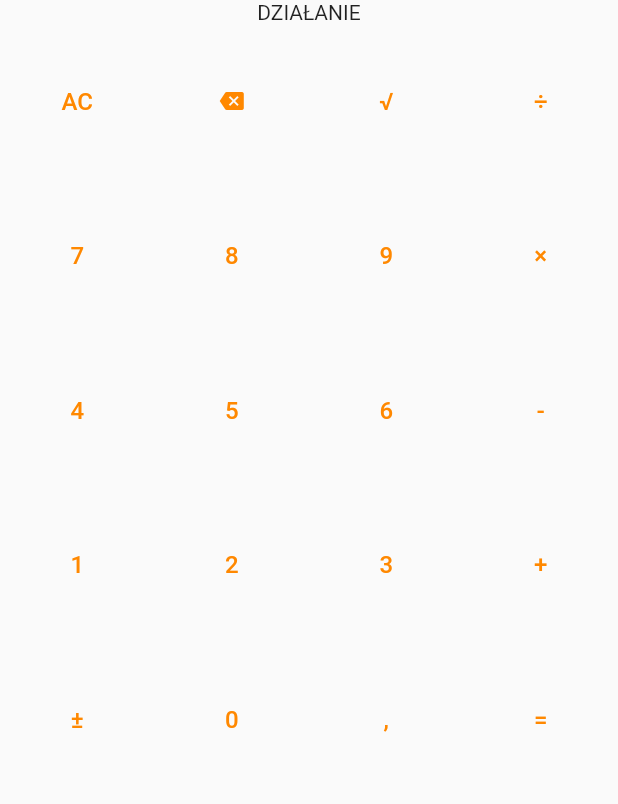
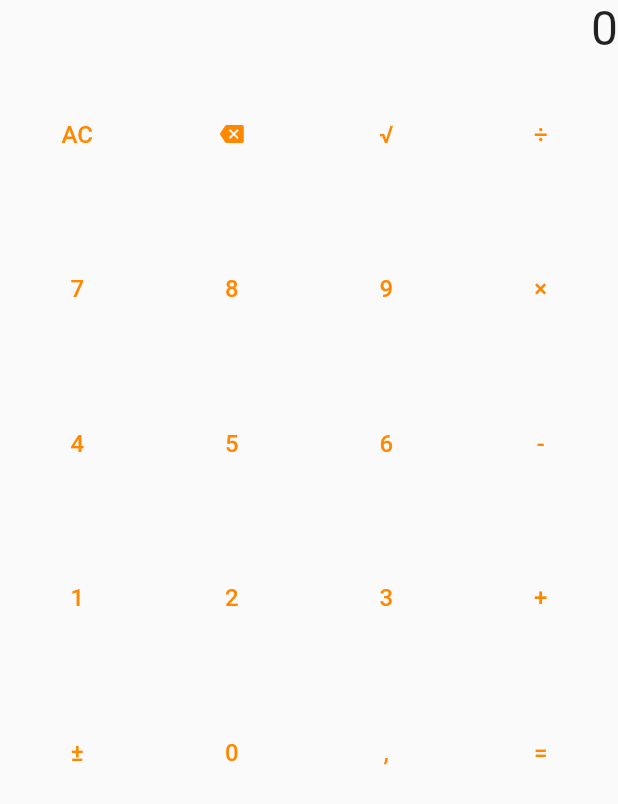
Before and after one commit to xAdiro/Flutter-calculator, a Flutter app: the screen it shows after launch, on a phone screen of 412 x 824 dp. Shown: the top 804 px of the screen. Run offline on Flutter 3.47's test engine with Material 2 defaults, Android fonts, the phone set to English and light mode, and no system bars.

Commit message:
not sure if changed anything...

```diff
--- a/lib/button_panel/content.dart
+++ b/lib/button_panel/content.dart
@@ -1,10 +1,12 @@
 import 'package:flutter/material.dart';
 import 'package:flutter/widgets.dart';
 import 'package:calculator/button_panel/animations.dart';
+import 'package:calculator/operations_screen/layout.dart';
 
 //Style
 const double _buttonFontSize = 16;
 const Color _buttonColor = Color(0xFFFF8800);
+OperationScreen os = OperationScreen();
 
 List<Widget> buttonList = [
   CalcButton(label: "AC"),
@@ -13,7 +15,7 @@ List<Widget> buttonList = [
           fontFamily: 'MaterialIcons', matchTextDirection: true)),
   CalcButton(label: "√"),
   CalcButton(label: "÷"),
-  for (var i = 7; i <= 9; i++) CalcButton(label: i.toString()),
+  for (var i = 7; i <= 9; i++) CalcButton(label: i.toString(), f: () => {}),
   CalcButton(label: "×"),
   for (var i = 4; i <= 6; i++) CalcButton(label: i.toString()),
   CalcButton(label: "-"),
@@ -28,7 +30,8 @@ List<Widget> buttonList = [
 class CalcButton extends StatelessWidget {
   late final Widget _child;
 
-  CalcButton({Key? key, String? label, IconData? iconData}) : super(key: key) {
+  CalcButton({Key? key, String? label, IconData? iconData, Function()? f})
+      : super(key: key) {
     if (label != null) {
       _child = Text(label,
           style:
--- a/lib/logic/operations.dart
+++ b/lib/logic/operations.dart
@@ -1,4 +1,6 @@
 import 'dart:math';
+
+import 'package:flutter/cupertino.dart';
 
 class ResultElement {
   Function(double) operation;
--- a/lib/operations_screen/layout.dart
+++ b/lib/operations_screen/layout.dart
@@ -1,4 +1,6 @@
 import 'package:flutter/cupertino.dart';
+import 'package:calculator/button_panel/layout.dart';
+import 'package:calculator/logic/operations.dart';
 
 class OperationScreen extends StatefulWidget {
   @override
@@ -6,10 +8,14 @@ class OperationScreen extends StatefulWidget {
 }
 
 class _OperationScreenState extends State<OperationScreen> {
+  String output = "0";
+  List<ResultElement?> operationsQueue = List<ResultElement?>.filled(16, null);
+
   @override
   Widget build(BuildContext context) {
     return Container(
-      child: Text("DZIAŁANIE"),
+      child: Text(output, style: const TextStyle(fontSize: 32)),
+      alignment: Alignment.topRight,
     );
   }
 }
```
